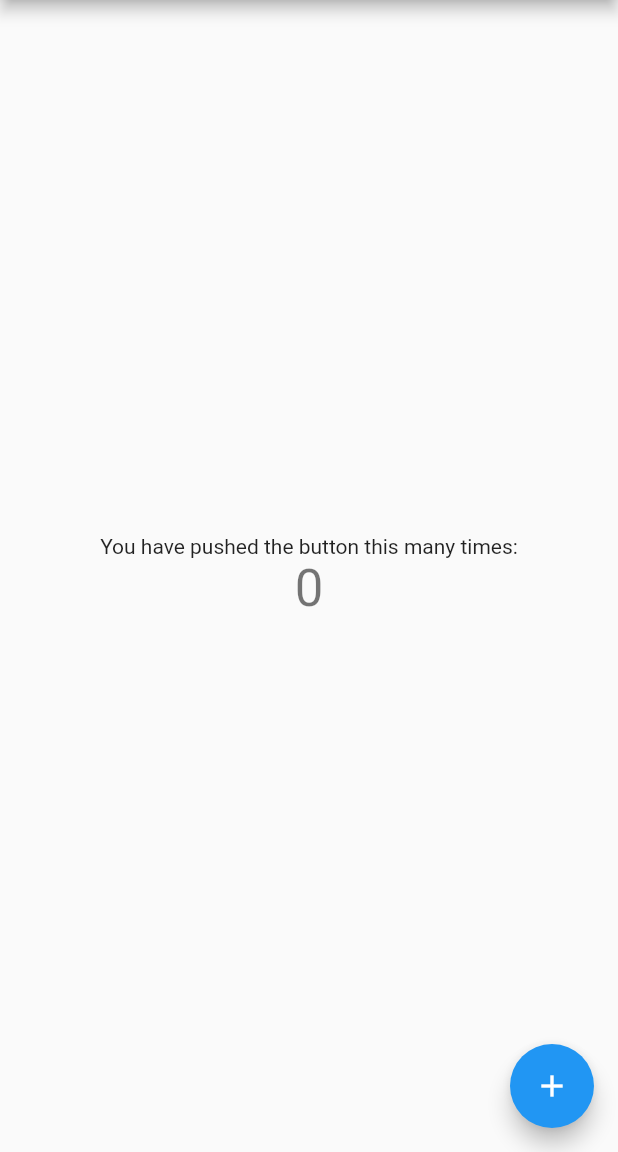
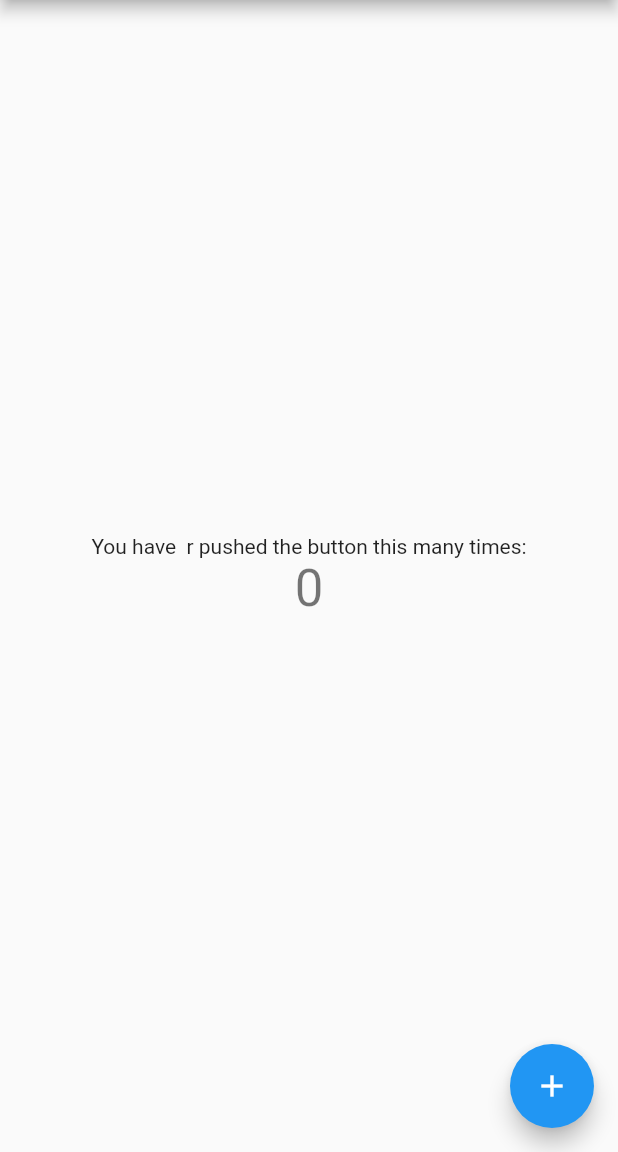
Before and after one commit to hellafarhati/todo_flutter, a Flutter app: the screen it shows after launch, on a phone screen of 412 x 824 dp, the part 84-1236 px from its top. Run offline on Flutter 3.47's test engine with Material 2 defaults, Android fonts, the phone set to English and light mode, and no system bars.

Commit message:
first commit

```diff
--- a/lib/main.dart
+++ b/lib/main.dart
@@ -96,7 +96,7 @@ class _MyHomePageState extends State<MyHomePage> {
           mainAxisAlignment: MainAxisAlignment.center,
           children: <Widget>[
             const Text(
-              'You have pushed the button this many times:',
+              'You have  r pushed the button this many times:',
             ),
             Text(
               '$_counter',
```
